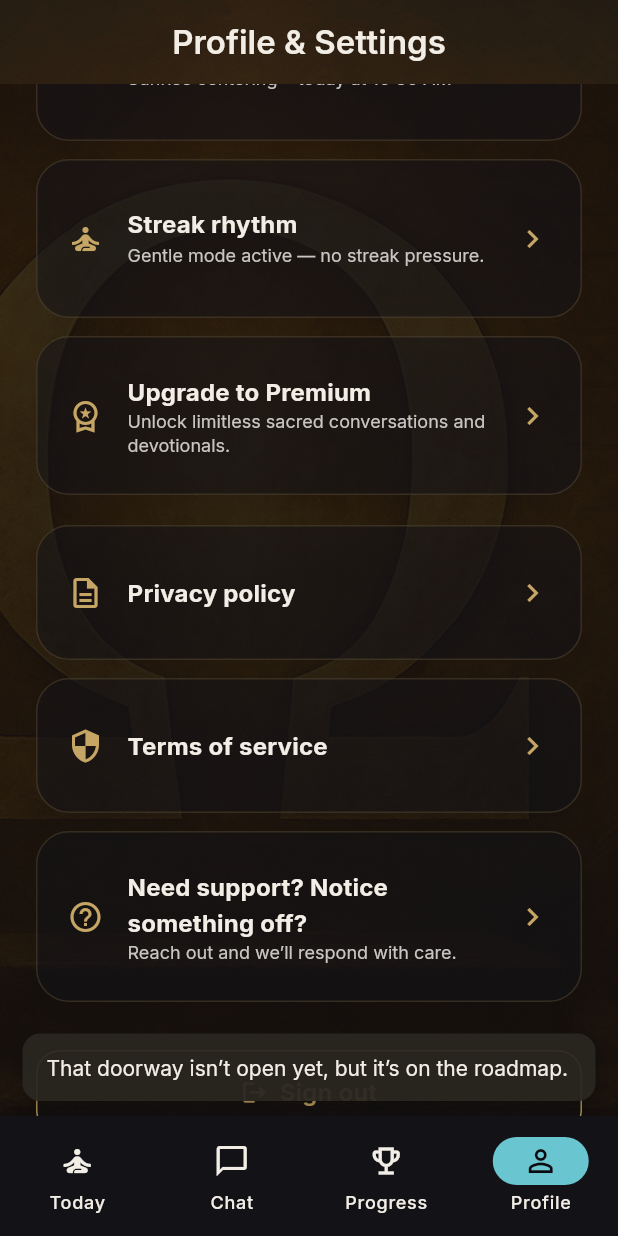
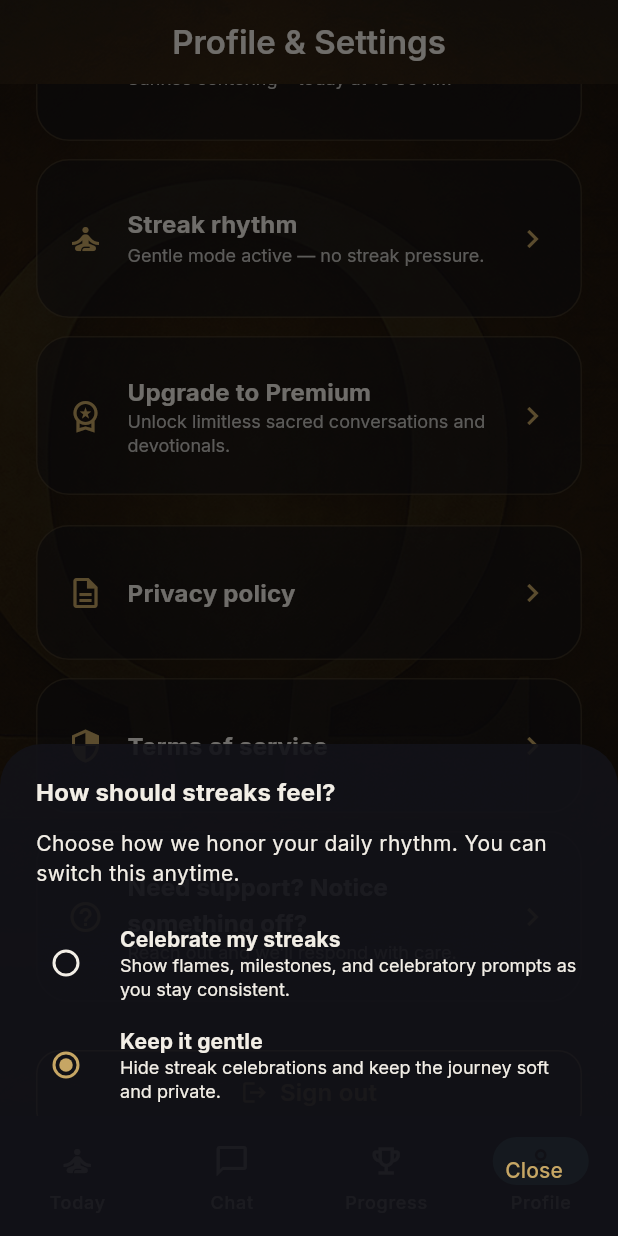
Before and after one commit to djangamane/sba_ISM, a Flutter app: the screen it shows once a user with an empty profile is signed in, item 4 of the bottom bar chosen, scrolled down 576 dp, after a tap on "Streak rhythm", on a phone screen of 412 x 824 dp. Run offline on Flutter 3.47's test engine with Material 3 defaults, Android fonts, the phone set to English and light mode, and no system bars; our stand-ins replace flutter_dotenv, flutter_local_notifications, flutter_timezone, google_fonts, shared_preferences, supabase_flutter and 1 more; accounts and stored records are empty; network calls fail.

Commit message:
feat: allow toggling streak celebrations from profile

```diff
--- a/mobile/spiritual_bible_chat/lib/main.dart
+++ b/mobile/spiritual_bible_chat/lib/main.dart
@@ -847,6 +847,26 @@ class _AppShellState extends State<_AppShell> {
     }
   }
 
+  Future<void> _showStreakModeSheet() async {
+    final current = widget.profile.wantsStreaks;
+    final selection = await showModalBottomSheet<bool>(
+      context: context,
+      builder: (context) => _StreakModeBottomSheet(current: current),
+    );
+    if (selection == null || selection == current) {
+      return;
+    }
+    final updatedProfile = widget.profile.copyWith(wantsStreaks: selection);
+    await widget.onProfileUpdated(updatedProfile);
+    if (!mounted) return;
+    final message = selection
+        ? 'Streak celebrations are back on.'
+        : 'Gentle rhythm activated — streak celebrations hidden.';
+    ScaffoldMessenger.of(context).showSnackBar(
+      SnackBar(content: Text(message)),
+    );
+  }
+
   Future<void> _registerActivity() async {
     final current = widget.streak;
     final now = DateTime.now();
@@ -955,6 +975,7 @@ class _AppShellState extends State<_AppShell> {
           onShowPaywall: widget.onShowPaywall,
           premium: widget.premium,
           onManageSubscription: widget.onManageSubscription,
+          onToggleStreakMode: _showStreakModeSheet,
         ),
       ),
     ];
@@ -1921,6 +1942,98 @@ class _ProgressDetailRow extends StatelessWidget {
   }
 }
 
+class _StreakModeBottomSheet extends StatelessWidget {
+  const _StreakModeBottomSheet({required this.current});
+
+  final bool current;
+
+  @override
+  Widget build(BuildContext context) {
+    final theme = Theme.of(context);
+    return SafeArea(
+      child: Padding(
+        padding: const EdgeInsets.symmetric(horizontal: 24, vertical: 20),
+        child: Column(
+          mainAxisSize: MainAxisSize.min,
+          crossAxisAlignment: CrossAxisAlignment.start,
+          children: [
+            Text(
+              'How should streaks feel?',
+              style: theme.textTheme.titleMedium?.copyWith(
+                fontWeight: FontWeight.w700,
+              ),
+            ),
+            const SizedBox(height: 12),
+            Text(
+              'Choose how we honor your daily rhythm. You can switch this anytime.',
+              style: theme.textTheme.bodyMedium,
+            ),
+            const SizedBox(height: 16),
+            _StreakModeTile(
+              value: true,
+              groupValue: current,
+              title: 'Celebrate my streaks',
+              subtitle:
+                  'Show flames, milestones, and celebratory prompts as you stay consistent.',
+            ),
+            _StreakModeTile(
+              value: false,
+              groupValue: current,
+              title: 'Keep it gentle',
+              subtitle:
+                  'Hide streak celebrations and keep the journey soft and private.',
+            ),
+            const SizedBox(height: 12),
+            Align(
+              alignment: Alignment.centerRight,
+              child: TextButton(
+                onPressed: () => Navigator.of(context).maybePop(),
+                child: const Text('Close'),
+              ),
+            ),
+          ],
+        ),
+      ),
+    );
+  }
+}
+
+class _StreakModeTile extends StatelessWidget {
+  const _StreakModeTile({
+    required this.value,
+    required this.groupValue,
+    required this.title,
+    required this.subtitle,
+  });
+
+  final bool value;
+  final bool groupValue;
+  final String title;
+  final String subtitle;
+
+  @override
+  Widget build(BuildContext context) {
+    final theme = Theme.of(context);
+    return RadioListTile<bool>(
+      value: value,
+      groupValue: groupValue,
+      onChanged: (selection) {
+        Navigator.of(context).pop(selection ?? groupValue);
+      },
+      title: Text(
+        title,
+        style: theme.textTheme.titleSmall?.copyWith(
+          fontWeight: FontWeight.w700,
+        ),
+      ),
+      subtitle: Text(
+        subtitle,
+        style: theme.textTheme.bodySmall,
+      ),
+    );
+  }
+}
+
 class _ProfileScreen extends StatelessWidget {
   const _ProfileScreen({
     required this.profile,
@@ -1934,6 +2047,7 @@ class _ProfileScreen extends StatelessWidget {
     required this.onShowPaywall,
     required this.premium,
     required this.onManageSubscription,
+    required this.onToggleStreakMode,
   });
 
   final OnboardingProfile profile;
@@ -1947,6 +2061,7 @@ class _ProfileScreen extends StatelessWidget {
   final Future<void> Function(BuildContext, String) onShowPaywall;
   final PremiumState premium;
   final Future<void> Function() onManageSubscription;
+  final Future<void> Function() onToggleStreakMode;
 
   Future<void> _showLegalDocument(
     BuildContext context,
@@ -2151,6 +2266,7 @@ class _ProfileScreen extends StatelessWidget {
             subtitle: profile.wantsStreaks
                 ? 'Badges and streak celebrations are enabled.'
                 : 'Gentle mode active — no streak pressure.',
+            onTap: onToggleStreakMode,
           ),
           _ProfileSettingTile(
             icon: Icons.workspace_premium_outlined,
```
